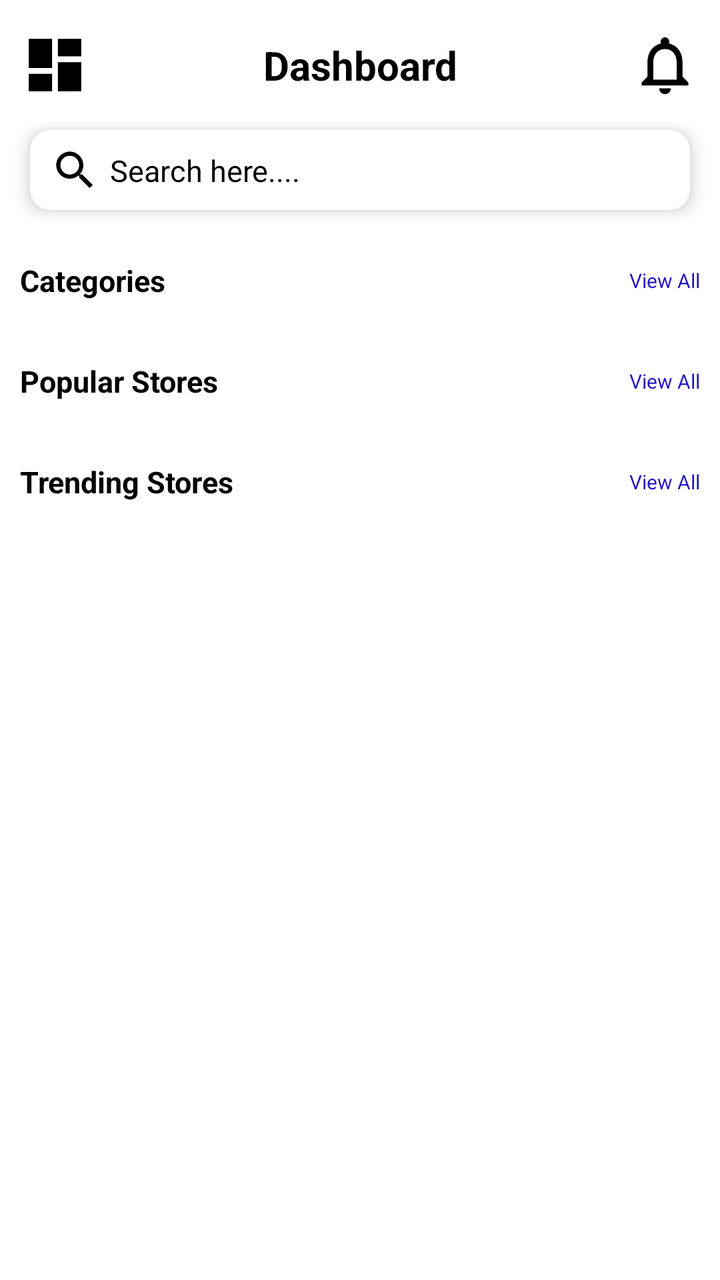
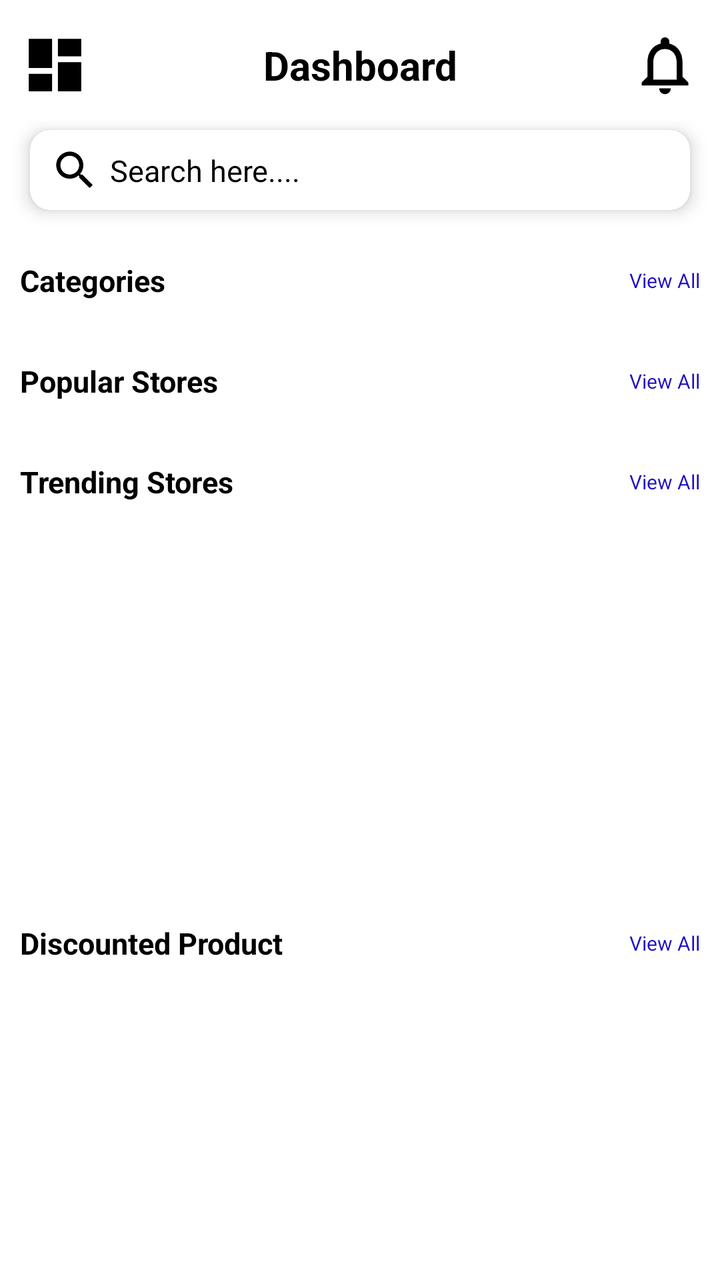

Before-and-after screenshots of an Android layout around one commit, followed by the original layout XML and the change that was made.
<!-- AndroidManifest.xml: application theme Theme.PerkHub -->
<!-- res/layout/fragment_home_screen.xml -->
<?xml version="1.0" encoding="utf-8"?>
<LinearLayout xmlns:android="http://schemas.android.com/apk/res/android"
    xmlns:app="http://schemas.android.com/apk/res-auto"
    xmlns:tools="http://schemas.android.com/tools"
    android:layout_width="match_parent"
    android:layout_height="match_parent"
    android:background="@color/white"
    android:orientation="vertical"
    tools:context=".Screens.Home.HomeScreenFragment">


    <LinearLayout
        android:layout_width="match_parent"
        android:layout_height="wrap_content"
        android:layout_marginTop="@dimen/dp5"
        android:orientation="horizontal"
        android:padding="@dimen/dp10">

        <ImageView
            android:layout_width="@dimen/dp35"
            android:layout_height="@dimen/dp35"
            android:src="@drawable/dashboard_icon" />

        <TextView
            android:layout_width="match_parent"
            android:layout_height="match_parent"
            android:layout_weight="1"
            android:gravity="center"
            android:text="Dashboard"
            android:textColor="@color/black"
            android:textSize="@dimen/sp20"
            android:textStyle="bold" />

        <ImageView
            android:layout_width="@dimen/dp35"
            android:layout_height="@dimen/dp35"
            android:src="@drawable/notifications" />
    </LinearLayout>


    <androidx.core.widget.NestedScrollView
        android:layout_width="match_parent"
        android:layout_height="match_parent">

        <LinearLayout
            android:layout_width="match_parent"
            android:layout_height="match_parent"
            android:background="@color/white"
            android:orientation="vertical">

            <androidx.cardview.widget.CardView
                android:layout_width="match_parent"
                android:layout_height="@dimen/dp40"
                android:layout_marginStart="@dimen/dp15"
                android:layout_marginTop="@dimen/dp5"
                android:layout_marginEnd="@dimen/dp15"
                android:layout_marginBottom="@dimen/dp5"
                app:cardCornerRadius="@dimen/dp10"
                app:cardElevation="@dimen/dp5">

                <LinearLayout
                    android:layout_width="match_parent"
                    android:layout_height="match_parent"
                    android:orientation="horizontal"
                    android:padding="@dimen/dp10">

                    <ImageView
                        android:layout_width="@dimen/dp25"
                        android:layout_height="@dimen/dp25"
                        android:layout_gravity="center_vertical"
                        android:src="@drawable/search" />

                    <TextView
                        android:layout_width="match_parent"
                        android:layout_height="match_parent"
                        android:layout_marginStart="@dimen/dp5"
                        android:text="Search here...."
                        android:textColor="@color/black"
                        android:textSize="@dimen/sp15" />
                </LinearLayout>

            </androidx.cardview.widget.CardView>

            
            <LinearLayout
                android:layout_width="match_parent"
                android:layout_height="wrap_content"
                android:layout_marginTop="@dimen/dp10"
                android:orientation="vertical">

                <LinearLayout
                    android:layout_width="match_parent"
                    android:layout_height="wrap_content"
                    android:orientation="horizontal"
                    android:padding="@dimen/dp10">

                    <TextView
                        android:id="@+id/title"
                        android:layout_width="match_parent"
                        android:layout_height="match_parent"
                        android:layout_weight="1"
                        android:text="Categories"
                        android:textAlignment="textStart"
                        android:textColor="@color/black"
                        android:textSize="@dimen/sp15"
                        android:textStyle="bold" />

                    <TextView
                        android:layout_width="match_parent"
                        android:layout_height="match_parent"
                        android:layout_weight="1"
                        android:gravity="center_vertical|end"
                        android:text="View All"
                        android:textColor="@color/blue"
                        android:textSize="@dimen/sp10" />
                </LinearLayout>

                <androidx.recyclerview.widget.RecyclerView
                    android:id="@+id/categories"
                    android:layout_width="match_parent"
                    android:layout_height="wrap_content"/>
            </LinearLayout>

            
            <LinearLayout
                android:layout_width="match_parent"
                android:layout_height="wrap_content"
                android:layout_marginTop="@dimen/dp10"
                android:orientation="vertical">

                <LinearLayout
                    android:layout_width="match_parent"
                    android:layout_height="wrap_content"
                    android:orientation="horizontal"
                    android:padding="@dimen/dp10">

                    <TextView
                        android:id="@+id/title1"
                        android:layout_width="match_parent"
                        android:layout_height="match_parent"
                        android:layout_weight="1"
                        android:text="Popular Stores"
                        android:textAlignment="textStart"
                        android:textColor="@color/black"
                        android:textSize="@dimen/sp15"
                        android:textStyle="bold" />

                    <TextView
                        android:id="@+id/allPopular"
                        android:layout_width="match_parent"
                        android:layout_height="match_parent"
                        android:layout_weight="1"
                        android:gravity="center_vertical|end"
                        android:text="View All"
                        android:textColor="@color/blue"
                        android:textSize="@dimen/sp10" />
                </LinearLayout>

                <androidx.recyclerview.widget.RecyclerView
                    android:id="@+id/popularstore"
                    android:layout_width="match_parent"
                    android:layout_height="wrap_content"/>
            </LinearLayout>

            
            <LinearLayout
                android:layout_width="match_parent"
                android:layout_height="wrap_content"
                android:layout_marginTop="@dimen/dp10"
                android:orientation="vertical">

                <LinearLayout
                    android:layout_width="match_parent"
                    android:layout_height="wrap_content"
                    android:orientation="horizontal"
                    android:padding="@dimen/dp10">

                    <TextView
                        android:id="@+id/title2"
                        android:layout_width="match_parent"
                        android:layout_height="match_parent"
                        android:layout_weight="1"
                        android:text="Trending Stores"
                        android:textAlignment="textStart"
                        android:textColor="@color/black"
                        android:textSize="@dimen/sp15"
                        android:textStyle="bold" />

                    <TextView
                        android:id="@+id/allTrending"
                        android:layout_width="match_parent"
                        android:layout_height="match_parent"
                        android:layout_weight="1"
                        android:gravity="center_vertical|end"
                        android:text="View All"
                        android:textColor="@color/blue"
                        android:textSize="@dimen/sp10" />
                </LinearLayout>

                <androidx.recyclerview.widget.RecyclerView
                    android:id="@+id/trendingstore"
                    android:layout_width="match_parent"
                    android:layout_height="wrap_content"/>
            </LinearLayout>


        </LinearLayout>
    </androidx.core.widget.NestedScrollView>

</LinearLayout>
<!-- resources referenced by this layout -->
<resources>
  <color name="black">#FF000000</color>
  <color name="blue">#1F10C3</color>
  <color name="white">#FFFFFFFF</color>
  <dimen name="dp10">10dp</dimen>
  <dimen name="dp15">15dp</dimen>
  <dimen name="dp25">25dp</dimen>
  <dimen name="dp35">35dp</dimen>
  <dimen name="dp40">40dp</dimen>
  <dimen name="dp5">5dp</dimen>
  <dimen name="sp10">10sp</dimen>
  <dimen name="sp15">15sp</dimen>
  <dimen name="sp20">20sp</dimen>
  <!-- drawable dashboard_icon (drawable) -->
  <vector xmlns:android="http://schemas.android.com/apk/res/android" android:height="24dp" android:tint="#000000" android:viewportHeight="24" android:viewportWidth="24" android:width="24dp">
        
      <path android:fillColor="@android:color/white" android:pathData="M3,13h8L11,3L3,3v10zM3,21h8v-6L3,15v6zM13,21h8L21,11h-8v10zM13,3v6h8L21,3h-8z"/>
      
  </vector>
  <!-- drawable notifications (drawable) -->
  <vector xmlns:android="http://schemas.android.com/apk/res/android" android:height="24dp" android:tint="#000000" android:viewportHeight="24" android:viewportWidth="24" android:width="24dp">
        
      <path android:fillColor="@android:color/white" android:pathData="M12,22c1.1,0 2,-0.9 2,-2h-4c0,1.1 0.9,2 2,2zM18,16v-5c0,-3.07 -1.63,-5.64 -4.5,-6.32L13.5,4c0,-0.83 -0.67,-1.5 -1.5,-1.5s-1.5,0.67 -1.5,1.5v0.68C7.64,5.36 6,7.92 6,11v5l-2,2v1h16v-1l-2,-2zM16,17L8,17v-6c0,-2.48 1.51,-4.5 4,-4.5s4,2.02 4,4.5v6z"/>
      
  </vector>
  <!-- drawable search (drawable) -->
  <vector xmlns:android="http://schemas.android.com/apk/res/android" android:height="24dp" android:tint="#000000" android:viewportHeight="24" android:viewportWidth="24" android:width="24dp">
        
      <path android:fillColor="@android:color/white" android:pathData="M15.5,14h-0.79l-0.28,-0.27C15.41,12.59 16,11.11 16,9.5 16,5.91 13.09,3 9.5,3S3,5.91 3,9.5 5.91,16 9.5,16c1.61,0 3.09,-0.59 4.23,-1.57l0.27,0.28v0.79l5,4.99L20.49,19l-4.99,-5zM9.5,14C7.01,14 5,11.99 5,9.5S7.01,5 9.5,5 14,7.01 14,9.5 11.99,14 9.5,14z"/>
      
  </vector>
  <style name="Theme.PerkHub" parent="Base.Theme.PerkHub" />
  <style name="Base.Theme.PerkHub" parent="Theme.AppCompat.Light.NoActionBar">
          
          
          <item name="android:statusBarColor">@android:color/white</item> 
          <item name="android:windowLightStatusBar">true</item> 
      </style>
</resources>

<!-- the commit's change to res/layout/fragment_home_screen.xml (unified diff, before → after) -->
@@ -123,6 +123,7 @@
 
             
             <LinearLayout
+                android:id="@+id/popularlayout"
                 android:layout_width="match_parent"
                 android:layout_height="wrap_content"
                 android:layout_marginTop="@dimen/dp10"
@@ -164,6 +165,7 @@
 
             
             <LinearLayout
+                android:id="@+id/trendingStorelayout"
                 android:layout_width="match_parent"
                 android:layout_height="wrap_content"
                 android:layout_marginTop="@dimen/dp10"
@@ -204,7 +206,100 @@
             </LinearLayout>
 
 
+            <androidx.constraintlayout.widget.ConstraintLayout
+                android:id="@+id/banner1layout"
+                android:layout_width="match_parent"
+                android:layout_height="wrap_content"
+                android:layout_marginTop="@dimen/dp15">
+
+                <androidx.viewpager.widget.ViewPager
+                    android:id="@+id/bannerKocMarket"
+                    app:layout_constraintDimensionRatio="335:152"
+                    app:layout_constraintEnd_toEndOf="parent"
+                    app:layout_constraintHorizontal_bias="0.0"
+                    app:layout_constraintStart_toStartOf="parent"
+                    app:layout_constraintTop_toTopOf="parent"
+                    tools:listitem="@layout/banners_layout"
+                    android:layout_width="0dp"
+                    android:layout_height="0dp"
+                    android:visibility="visible" />
+
+                <com.google.android.material.tabs.TabLayout
+                    android:id="@+id/tabDots"
+                    app:layout_constraintEnd_toEndOf="parent"
+                    app:layout_constraintStart_toStartOf="parent"
+                    app:layout_constraintTop_toBottomOf="@+id/bannerKocMarket"
+                    app:tabBackground="@drawable/tab_selector"
+                    app:tabGravity="center"
+                    app:tabIndicatorHeight="0dp"
+                    android:layout_width="match_parent"
+                    android:layout_height="2dp"
+                    android:layout_alignParentBottom="true" />
+
+            </androidx.constraintlayout.widget.ConstraintLayout>
+
+
+            
+            <LinearLayout
+                android:layout_width="match_parent"
+                android:layout_height="wrap_content"
+                android:layout_marginTop="@dimen/dp10"
+                android:orientation="vertical">
+
+                <LinearLayout
+                    android:layout_width="match_parent"
+                    android:layout_height="wrap_content"
+                    android:orientation="horizontal"
+                    android:padding="@dimen/dp10">
+
+                    <TextView
+                        android:id="@+id/discountTititle"
+                        android:layout_width="match_parent"
+                        android:layout_height="match_parent"
+                        android:layout_weight="1"
+                        android:text="Discounted Product"
+                        android:textAlignment="textStart"
+                        android:textColor="@color/black"
+                        android:textSize="@dimen/sp15"
+                        android:textStyle="bold" />
+
+                    <TextView
+                        android:id="@+id/allProduct"
+                        android:layout_width="match_parent"
+                        android:layout_height="match_parent"
+                        android:layout_weight="1"
+                        android:gravity="center_vertical|end"
+                        android:text="View All"
+                        android:textColor="@color/blue"
+                        android:textSize="@dimen/sp10" />
+                </LinearLayout>
+
+                <androidx.recyclerview.widget.RecyclerView
+                    android:id="@+id/lootProduct"
+                    android:layout_width="match_parent"
+                    android:layout_height="wrap_content"/>
+            </LinearLayout>
+
         </LinearLayout>
     </androidx.core.widget.NestedScrollView>
 
 </LinearLayout>
+<!-- res/layout/banners_layout.xml (included above) -->
+<?xml version="1.0" encoding="utf-8"?>
+<androidx.constraintlayout.widget.ConstraintLayout xmlns:android="http://schemas.android.com/apk/res/android"
+    xmlns:app="http://schemas.android.com/apk/res-auto"
+    android:layout_width="match_parent"
+    android:layout_height="wrap_content">
+    <ImageView
+        android:id="@+id/bannerItem"
+        android:layout_width="0dp"
+        android:layout_height="0dp"
+        android:src="@drawable/notifications"
+        android:scaleType="center"
+        app:layout_constraintBottom_toBottomOf="parent"
+        app:layout_constraintDimensionRatio="335:152"
+        app:layout_constraintEnd_toEndOf="parent"
+        app:layout_constraintStart_toStartOf="parent"
+        app:layout_constraintTop_toTopOf="parent" />
+
+</androidx.constraintlayout.widget.ConstraintLayout>
<!-- resource entries referenced after the edit -->
@@ -30,7 +30,29 @@
       <path android:fillColor="@android:color/white" android:pathData="M15.5,14h-0.79l-0.28,-0.27C15.41,12.59 16,11.11 16,9.5 16,5.91 13.09,3 9.5,3S3,5.91 3,9.5 5.91,16 9.5,16c1.61,0 3.09,-0.59 4.23,-1.57l0.27,0.28v0.79l5,4.99L20.49,19l-4.99,-5zM9.5,14C7.01,14 5,11.99 5,9.5S7.01,5 9.5,5 14,7.01 14,9.5 11.99,14 9.5,14z"/>
       
   </vector>
+  <!-- drawable tab_selector (drawable) -->
+  <?xml version="1.0" encoding="utf-8"?>
+  <selector xmlns:android="http://schemas.android.com/apk/res/android">
+  
+      <item android:state_selected="true">
+          <shape>
+              <solid android:color="@color/main"/>
+              <corners android:radius="@dimen/dp250" />
+          </shape>
+      </item>
+  
+      <item android:state_selected="false">
+          <shape>
+              <solid android:color="@color/grey"/>
+              <corners android:radius="@dimen/dp250" />
+          </shape>
+      </item>
+  
+  </selector>
   <style name="Theme.PerkHub" parent="Base.Theme.PerkHub" />
+  <color name="main">#5550BC</color>
+  <dimen name="dp250">250dp</dimen>
+  <color name="grey">#595959</color>
   <style name="Base.Theme.PerkHub" parent="Theme.AppCompat.Light.NoActionBar">
           
           
